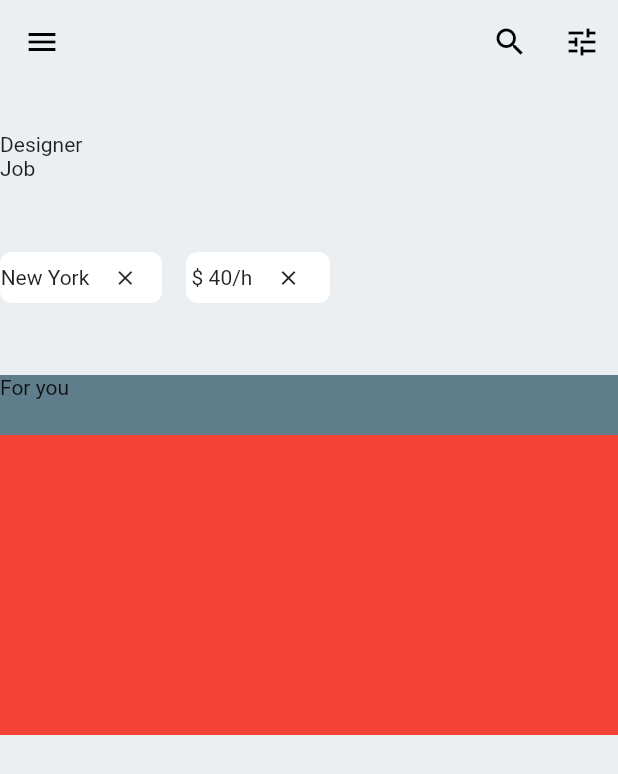
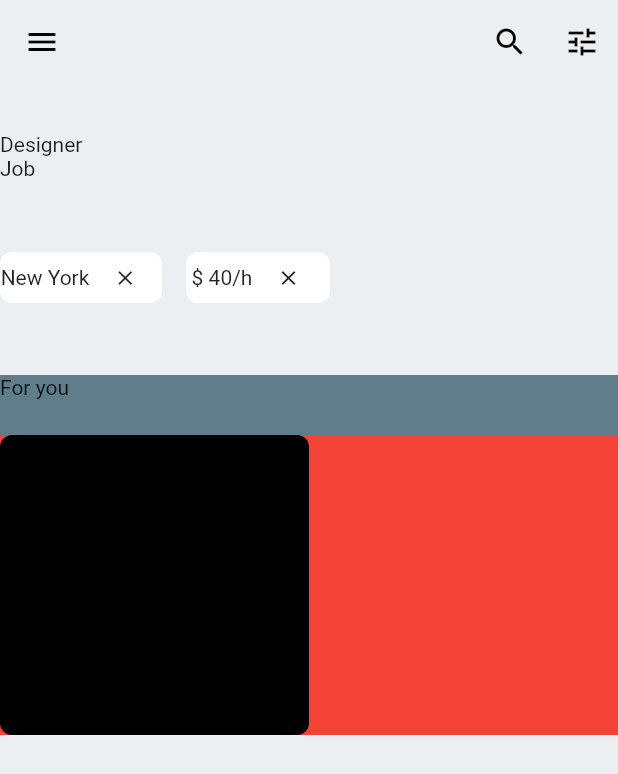
Before and after one commit to JAICHANGPARK/flutter_notebook_the_third_story, a Flutter app: the screen it shows after launch, on a phone screen of 412 x 824 dp. Shown: the top 774 px of the screen. Run offline on Flutter 3.47's test engine with Material 2 defaults, Android fonts, the phone set to English and light mode, and no system bars; our stand-ins replace badges, dotted_border, fl_chart, google_fonts, page_transition, percent_indicator and 1 more.

Commit message:
Update main_page.dart

```diff
--- a/lib/job_finder_app/main_page.dart
+++ b/lib/job_finder_app/main_page.dart
@@ -120,7 +120,18 @@ class _MainPageState extends State<JopFinderMainPage> {
                   Container(
                     height: 200,
                     color: Colors.red,
-                    child: ListView(),
+                    child: ListView(
+                      scrollDirection: Axis.horizontal,
+                      children: <Widget>[
+                        Container(
+                          width: MediaQuery.of(context).size.width / 2,
+                          decoration: BoxDecoration(
+                            color: Colors.black,
+                            borderRadius: BorderRadius.circular(8)
+                          ),
+                        )
+                      ],
+                    ),
                   )
                 ],
               ),
```
